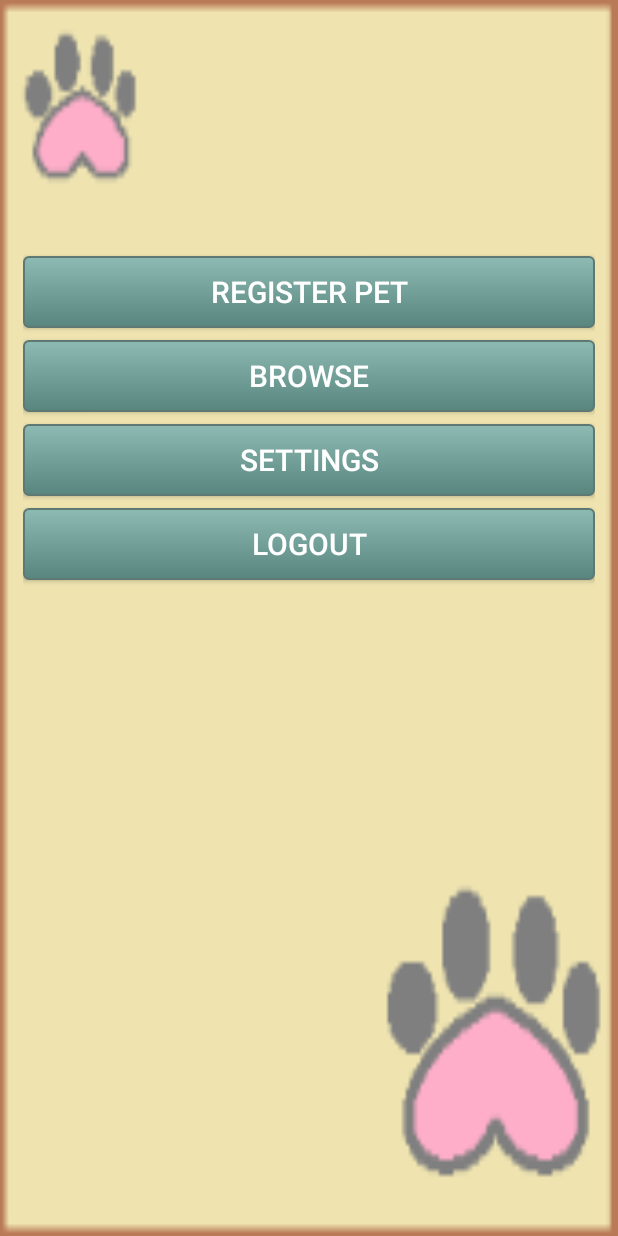
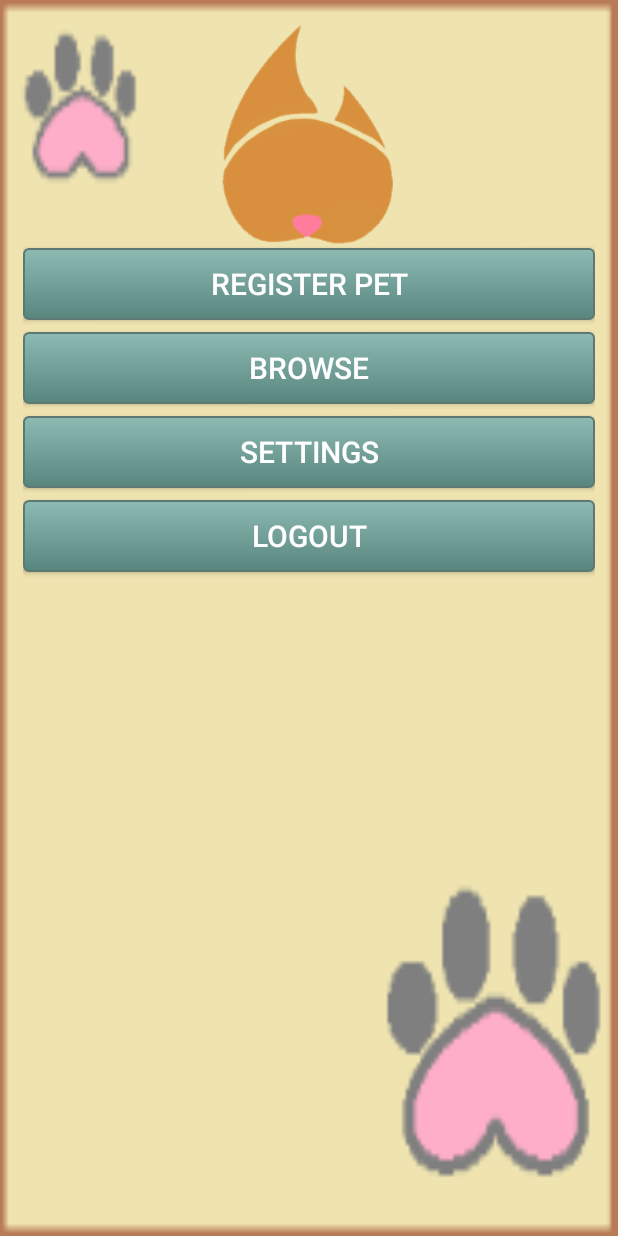
Before and after one commit to Calaber/Sheltinder, an Android app: the mainScreenActivity screen opened directly, with no data from a screen before it, on a phone screen of 412 x 824 dp. Run offline under Robolectric (Android 15) with nearby library versions, the phone set to English and light mode, and no system bars; network calls fail.

Commit message:
fix things

```diff
--- a/Sheltinder/app/src/main/res/layout/mainscreenlayout.xml
+++ b/Sheltinder/app/src/main/res/layout/mainscreenlayout.xml
@@ -15,8 +15,8 @@
 
             <ImageView
                 android:layout_width="match_parent"
-                android:layout_height="155dp"
-                app:srcCompat="@drawable/sheltinder_logo"
+                android:layout_height="150dp"
+                android:src="@drawable/sheltinder_logo"
                 android:id="@+id/imageView"
                 android:contentDescription="@string/logo_desc"/>
 
```
